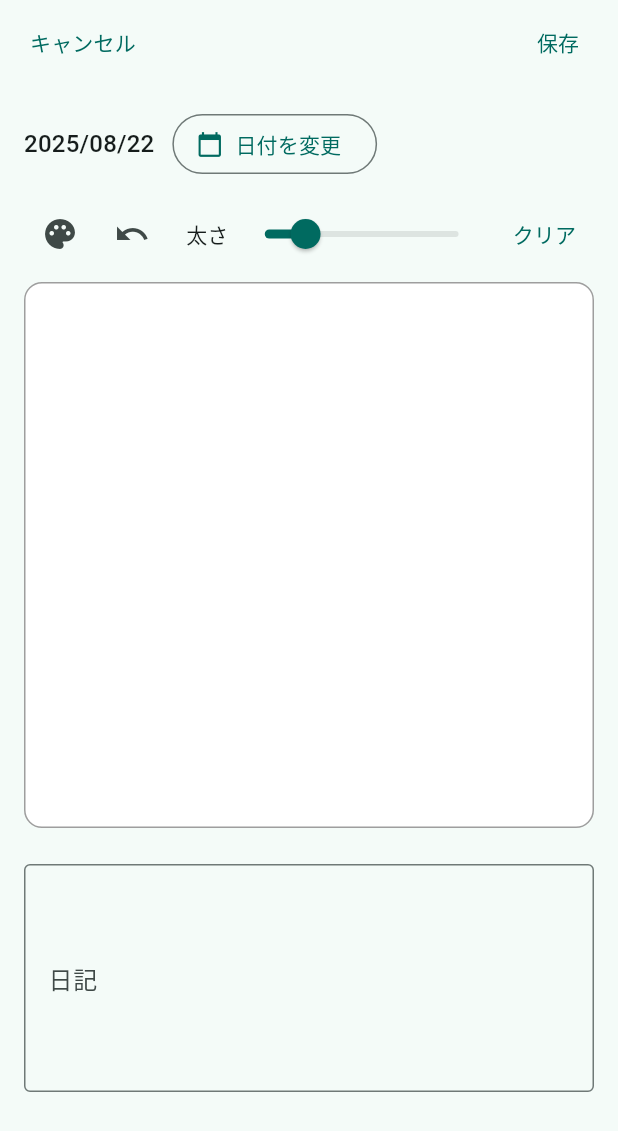
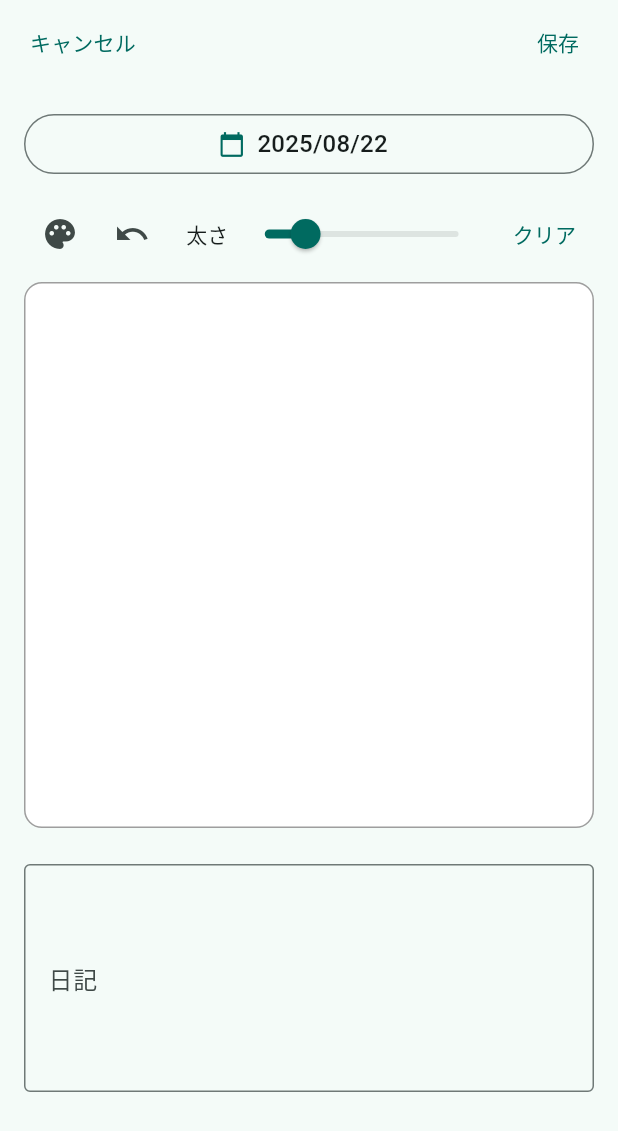
Before and after one commit to Shota-Abe/diary, a Flutter app: the EditEntryPage screen opened directly, on a phone screen of 412 x 824 dp. Shown: the top 1131 px of the screen. Run offline on Flutter 3.47's test engine with Material 3 defaults, Android fonts, the phone set to English and light mode, and no system bars; our stand-ins replace shared_preferences, table_calendar; accounts and stored records are empty.

Commit message:
日付ピッカーのデザインを更新

```diff
--- a/lib/pages/edit_entry_page.dart
+++ b/lib/pages/edit_entry_page.dart
@@ -159,19 +159,13 @@ class _EditEntryPageState extends State<EditEntryPage> {
         child: ListView(
           padding: const EdgeInsets.all(16),
           children: [
-            Row(
-              children: [
-                Text(
-                  DateFormat('yyyy/MM/dd').format(_date),
-                  style: Theme.of(context).textTheme.titleMedium,
-                ),
-                const SizedBox(width: 12),
-                OutlinedButton.icon(
-                  onPressed: _pickDate,
-                  icon: const Icon(Icons.calendar_today),
-                  label: const Text('日付を変更'),
-                ),
-              ],
+            OutlinedButton.icon(
+              onPressed: _pickDate,
+              icon: const Icon(Icons.calendar_today),
+              label: Text(
+                DateFormat('yyyy/MM/dd').format(_date),
+                style: Theme.of(context).textTheme.titleMedium,
+              ),
             ),
             const SizedBox(height: 12),
             _buildDrawingCanvas(),
```
